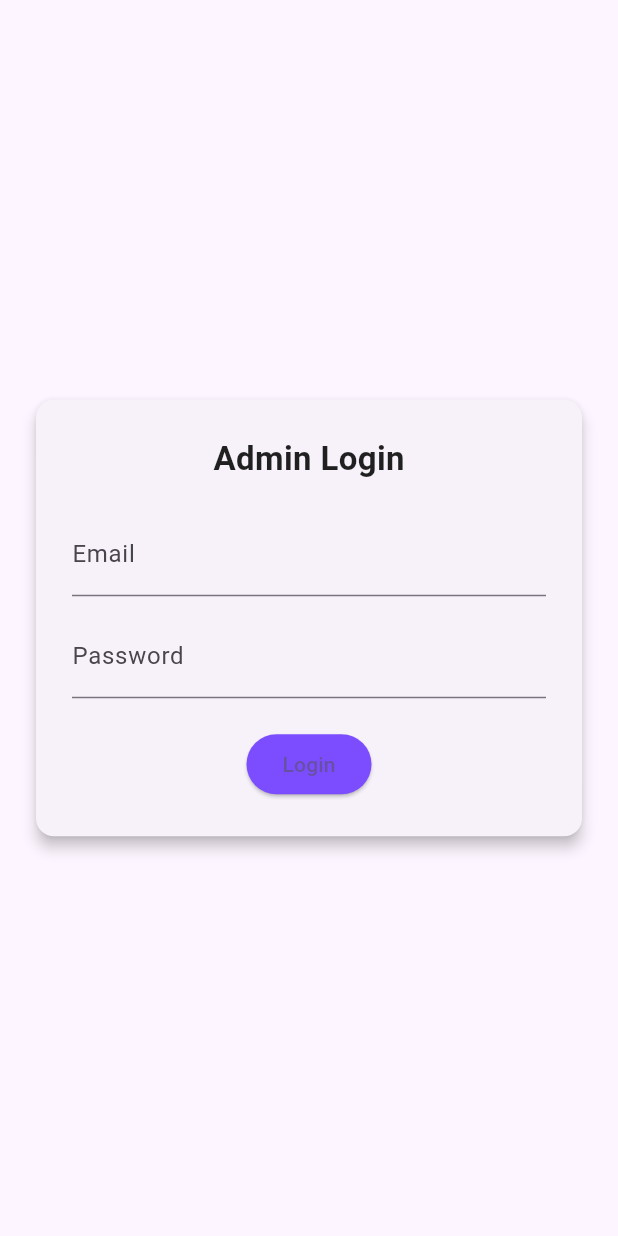
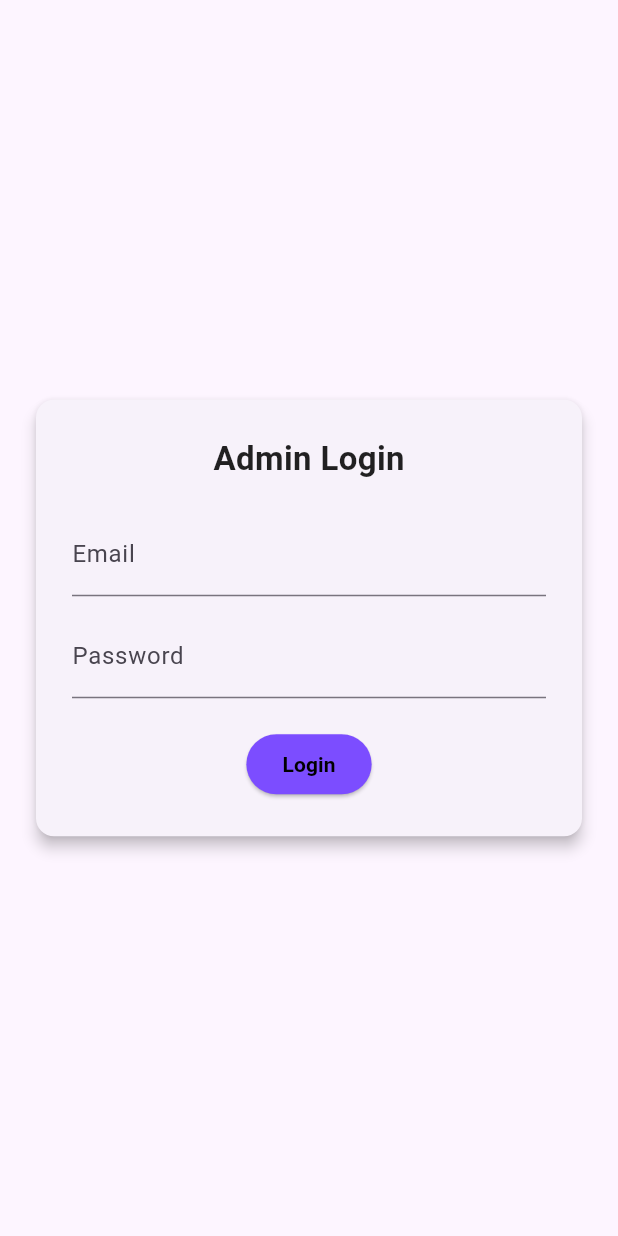
Before and after one commit to shanzidamim/medicare_admin, a Flutter app: the screen it shows after launch, on a phone screen of 412 x 824 dp. Run offline on Flutter 3.47's test engine with Material 3 defaults, Android fonts, the light colour scheme and no system bars; our stand-ins replace dio, image_picker.

Commit message:
Updated project UI and fixed some bugs

```diff
--- a/lib/screens/login_screen.dart
+++ b/lib/screens/login_screen.dart
@@ -83,7 +83,13 @@ class _AdminLoginScreenState extends State<AdminLoginScreen> {
                     ),
                     child: loading
                         ? const CircularProgressIndicator(color: Colors.white)
-                        : const Text('Login'),
+                        : const Text(
+                      'Login',
+                      style: TextStyle(
+                        color: Colors.black,     // 🔥 MAKE TEXT BLACK
+                        fontWeight: FontWeight.bold,
+                      ),
+                    ),
                   ),
                 ],
               ),
```
